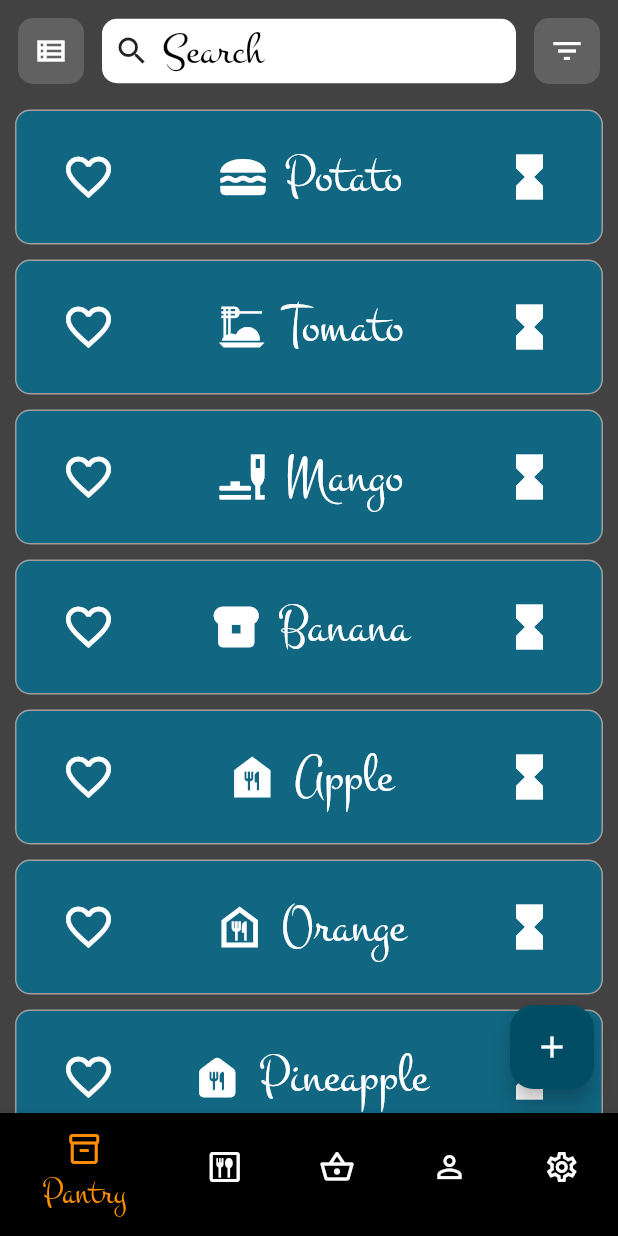
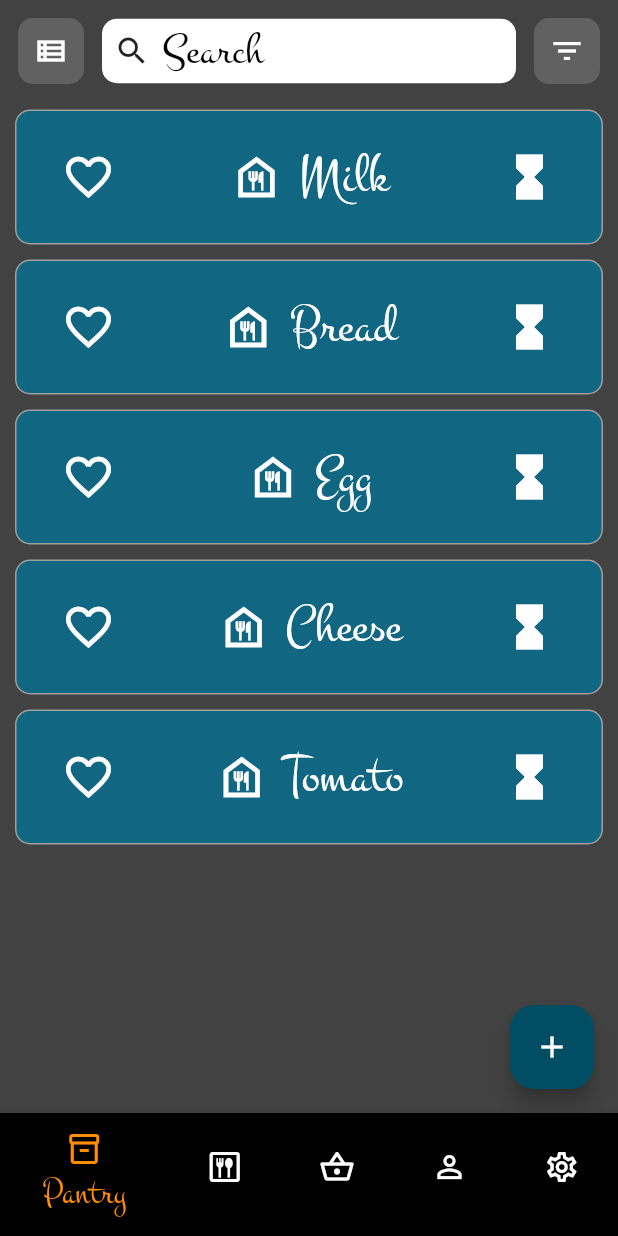
Before and after one commit to cryptoblivious/Edgar, a Flutter app: the screen it shows after launch, on a phone screen of 412 x 824 dp. Run offline on Flutter 3.47's test engine with Material 2 defaults, Android fonts, the phone set to English and light mode, and no system bars.

Commit message:
Working on model

```diff
--- a/lib/db_sim.dart
+++ b/lib/db_sim.dart
@@ -1,78 +1,52 @@
-import 'package:flutter/gestures.dart';
 import 'package:flutter/material.dart';
 
+import 'user.dart';
 import 'pantry_item.dart';
 import 'food_product.dart';
 import 'food_category.dart';
 import 'diet.dart';
 
 class DBSim {
-  List<PantryItem> pantry;
+  User? user;
 
-  DBSim({this.pantry = const []}) {
+  DBSim({this.user}) {
+    user ??= User();
+
     FoodProduct tomato = FoodProduct(
       name: 'Tomato',
-      icon: const Icon(Icons.food_bank_outlined),
+      iconData: Icons.food_bank_outlined,
       foodCategories: [FoodCategory.fruitNvegetable],
-      diets: [
-        Diet.vegan,
-        Diet.vegetarian,
-        Diet.glutenFree,
-        Diet.omnivore,
-        Diet.lactoVegetarian
-      ],
+      diets: [Diet.vegan, Diet.vegetarian, Diet.glutenFree, Diet.omnivore, Diet.lactoVegetarian],
     );
     FoodProduct milk = FoodProduct(
       name: 'Milk',
-      icon: const Icon(Icons.food_bank_outlined),
+      iconData: Icons.food_bank_outlined,
       foodCategories: [FoodCategory.dairy],
-      diets: [
-        Diet.vegan,
-        Diet.vegetarian,
-        Diet.glutenFree,
-        Diet.omnivore,
-        Diet.lactoVegetarian
-      ],
+      diets: [Diet.vegan, Diet.vegetarian, Diet.glutenFree, Diet.omnivore, Diet.lactoVegetarian],
     );
     FoodProduct bread = FoodProduct(
       name: 'Bread',
-      icon: const Icon(Icons.food_bank_outlined),
+      iconData: Icons.food_bank_outlined,
       foodCategories: [FoodCategory.grain],
-      diets: [
-        Diet.vegan,
-        Diet.vegetarian,
-        Diet.glutenFree,
-        Diet.omnivore,
-        Diet.lactoVegetarian
-      ],
+      diets: [Diet.vegan, Diet.vegetarian, Diet.glutenFree, Diet.omnivore, Diet.lactoVegetarian],
     );
     FoodProduct egg = FoodProduct(
       name: 'Egg',
-      icon: const Icon(Icons.food_bank_outlined),
+      iconData: Icons.food_bank_outlined,
       foodCategories: [FoodCategory.egg],
-      diets: [
-        Diet.vegetarian,
-        Diet.glutenFree,
-        Diet.omnivore,
-        Diet.lactoVegetarian
-      ],
+      diets: [Diet.vegetarian, Diet.glutenFree, Diet.omnivore, Diet.lactoVegetarian],
     );
     FoodProduct cheese = FoodProduct(
       name: 'Cheese',
-      icon: const Icon(Icons.food_bank_outlined),
+      iconData: Icons.food_bank_outlined,
       foodCategories: [FoodCategory.dairy],
-      diets: [
-        Diet.vegetarian,
-        Diet.glutenFree,
-        Diet.omnivore,
-        Diet.lactoVegetarian
-      ],
+      diets: [Diet.vegetarian, Diet.glutenFree, Diet.omnivore, Diet.lactoVegetarian],
     );
 
-    pantry.add(PantryItem(foodProduct: milk, isStaple: true));
-    pantry.add(PantryItem(foodProduct: bread, isStaple: true));
-    pantry.add(PantryItem(foodProduct: egg, isStaple: true));
-    pantry.add(PantryItem(foodProduct: cheese, isStaple: true));
-    pantry.add(PantryItem(foodProduct: tomato, isStaple: false));
+    user!.pantry.add(PantryItem(foodProduct: milk, isStaple: true));
+    user!.pantry.add(PantryItem(foodProduct: bread, isStaple: true));
+    user!.pantry.add(PantryItem(foodProduct: egg, isStaple: true));
+    user!.pantry.add(PantryItem(foodProduct: cheese, isStaple: true));
+    user!.pantry.add(PantryItem(foodProduct: tomato, isStaple: false));
   }
 }
--- a/lib/food_product.dart
+++ b/lib/food_product.dart
@@ -4,25 +4,17 @@ import 'food_category.dart';
 
 class FoodProduct {
   String name;
-  Icon icon;
+  IconData iconData;
   List<FoodCategory> foodCategories;
   List<Diet> diets;
-  late List<double> prices;
+  List<double> prices = [];
   double? lowestPrice;
   double? averagePrice;
 
   FoodProduct({
     required this.name,
-    required this.icon,
-    this.foodCategories = const [],
-    this.diets = const [],
-  }) {
-    prices.isNotEmpty ? updatePrices(prices) : prices = const [];
-  }
-
-  void updatePrices(List<double> newPrices) {
-    prices = newPrices;
-    lowestPrice = prices.reduce((curr, next) => curr < next ? curr : next);
-    averagePrice = prices.reduce((curr, next) => curr + next) / prices.length;
-  }
+    required this.iconData,
+    required this.foodCategories,
+    required this.diets,
+  });
 }
--- a/lib/pantry_page.dart
+++ b/lib/pantry_page.dart
@@ -1,5 +1,8 @@
 import 'package:flutter/material.dart';
+
 import 'pantry_item_card.dart';
+import 'db_sim.dart';
+import 'user.dart';
 
 class PantryPage extends StatefulWidget {
   const PantryPage({super.key});
@@ -10,6 +13,7 @@ class PantryPage extends StatefulWidget {
 
 class _PantryPageState extends State<PantryPage> {
   int _selectedMenuIndex = 0;
+  User user = DBSim().user!;
 
   void _onItemTapped(int index) {
     setState(() {
@@ -84,71 +88,13 @@ class _PantryPageState extends State<PantryPage> {
               ),
               Expanded(
                 child: ListView(
-                  children: const [
-                    PantryItemCard(
-                      productName: 'Potato',
-                      productType: Icons.lunch_dining,
-                    ),
-                    PantryItemCard(
-                      productName: 'Tomato',
-                      productType: Icons.dinner_dining,
-                    ),
-                    PantryItemCard(
-                      productName: 'Mango',
-                      productType: Icons.brunch_dining,
-                    ),
-                    PantryItemCard(
-                      productName: 'Banana',
-                      productType: Icons.breakfast_dining,
-                    ),
-                    PantryItemCard(
-                      productName: 'Apple',
-                      productType: Icons.food_bank,
-                    ),
-                    PantryItemCard(
-                      productName: 'Orange',
-                      productType: Icons.food_bank_outlined,
-                    ),
-                    PantryItemCard(
-                      productName: 'Pineapple',
-                      productType: Icons.food_bank_rounded,
-                    ),
-                    PantryItemCard(
-                      productName: 'Grapes',
-                      productType: Icons.food_bank_sharp,
-                    ),
-                    PantryItemCard(
-                      productName: 'Potato',
-                      productType: Icons.lunch_dining,
-                    ),
-                    PantryItemCard(
-                      productName: 'Tomato',
-                      productType: Icons.dinner_dining,
-                    ),
-                    PantryItemCard(
-                      productName: 'Mango',
-                      productType: Icons.brunch_dining,
-                    ),
-                    PantryItemCard(
-                      productName: 'Banana',
-                      productType: Icons.breakfast_dining,
-                    ),
-                    PantryItemCard(
-                      productName: 'Apple',
-                      productType: Icons.food_bank,
-                    ),
-                    PantryItemCard(
-                      productName: 'Orange',
-                      productType: Icons.food_bank_outlined,
-                    ),
-                    PantryItemCard(
-                      productName: 'Pineapple',
-                      productType: Icons.food_bank_rounded,
-                    ),
-                    PantryItemCard(
-                      productName: 'Grapes',
-                      productType: Icons.food_bank_sharp,
-                    ),
+                  children: [
+                    ...user.pantry.map((pantryItem) {
+                      return PantryItemCard(
+                        productName: pantryItem.foodProduct.name,
+                        productType: pantryItem.foodProduct.iconData,
+                      );
+                    }).toList(),
                   ],
                 ),
               ),
--- a/lib/user.dart
+++ b/lib/user.dart
@@ -3,24 +3,17 @@ import 'pantry_item.dart';
 import 'recipe.dart';
 
 class User {
-  List<PantryItem> pantry;
-  List<Recipe> recipeBook;
-  List<FoodProduct> watchList;
-  List<FoodProduct> shoppingList;
-  List<String> diets;
-  List<FoodProduct> specificAllergens;
-  List<String> broadAllergens;
+  List<PantryItem> pantry = [];
+  List<Recipe> recipeBook = [];
+  List<FoodProduct> watchList = [];
+  List<FoodProduct> shoppingList = [];
+  List<String> diets = [];
+  List<FoodProduct> specificAllergens = [];
+  List<String> broadAllergens = [];
   String? email;
   List<User>? friends;
 
-  User(
-      {this.pantry = const [],
-      this.recipeBook = const [],
-      this.watchList = const [],
-      this.shoppingList = const [],
-      this.diets = const [],
-      this.specificAllergens = const [],
-      this.broadAllergens = const [],
-      this.email,
-      this.friends});
+  User({
+    this.email,
+  });
 }
```
